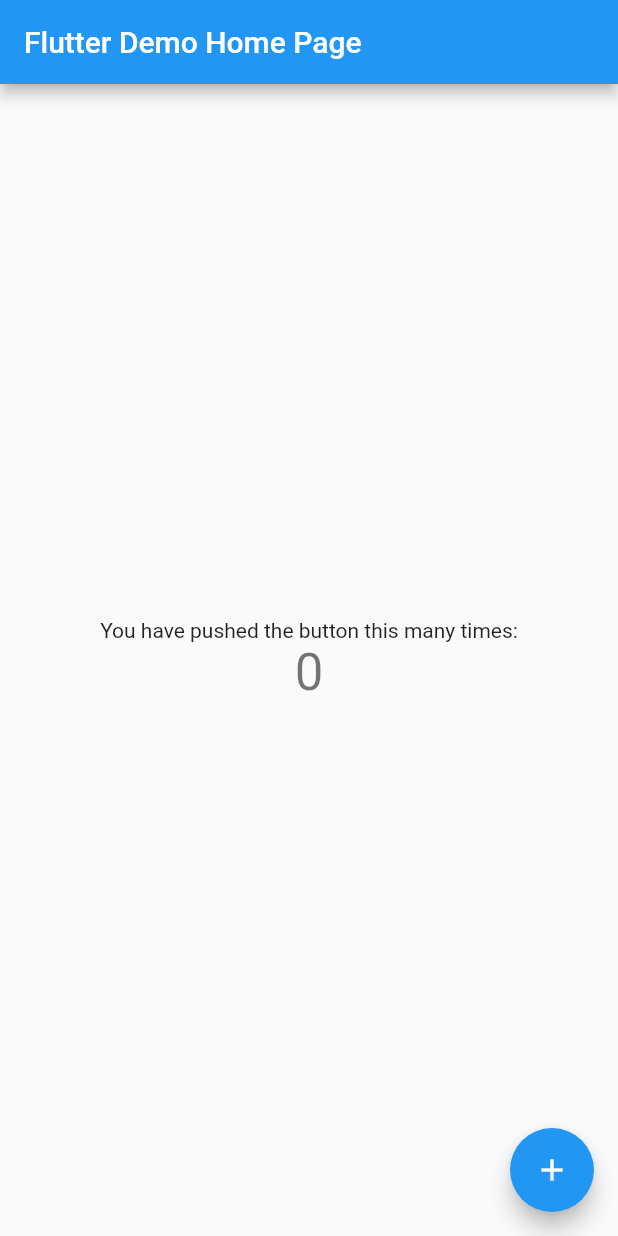
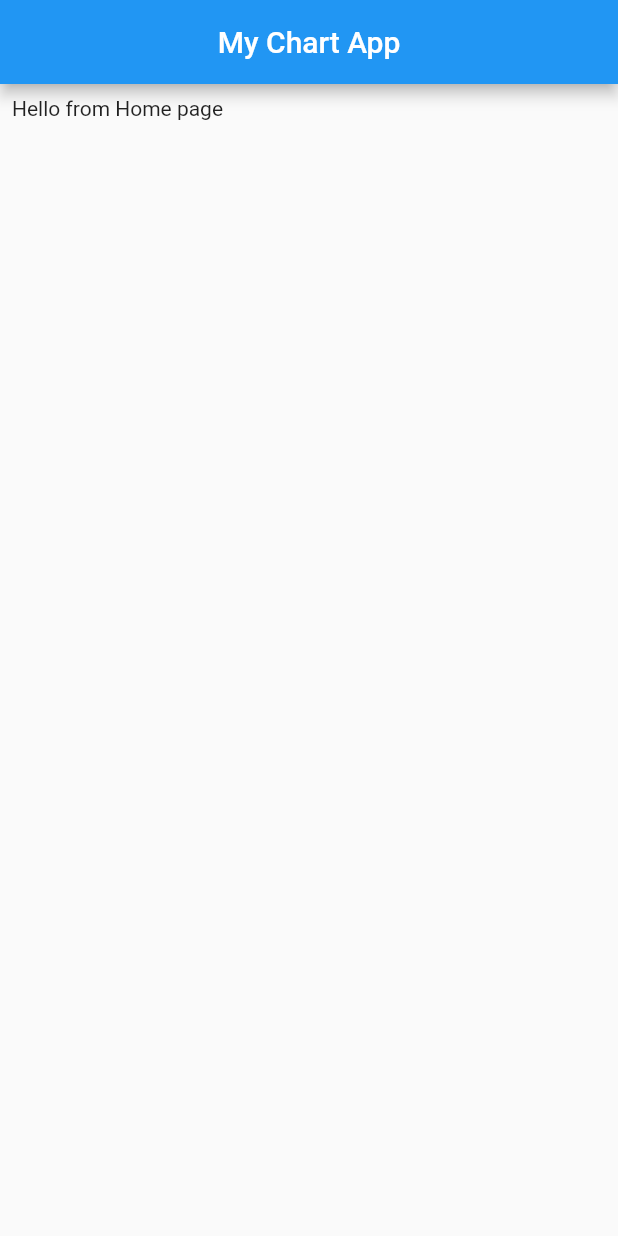
Before and after one commit to ShariyarAbeer/mychart, a Flutter app: the screen it shows after launch, on a phone screen of 412 x 824 dp. Run offline on Flutter 3.47's test engine with Material 2 defaults, Android fonts, the phone set to English and light mode, and no system bars.

Commit message:
home page added

```diff
--- a/lib/main.dart
+++ b/lib/main.dart
@@ -1,113 +1,20 @@
 import 'package:flutter/material.dart';
+import 'package:mychart/pages/home_page.dart';
 
 void main() {
   runApp(MyApp());
 }
 
 class MyApp extends StatelessWidget {
-  // This widget is the root of your application.
+  static final String title = 'My Chart App';
   @override
   Widget build(BuildContext context) {
     return MaterialApp(
       title: 'Flutter Demo',
       theme: ThemeData(
-        // This is the theme of your application.
-        //
-        // Try running your application with "flutter run". You'll see the
-        // application has a blue toolbar. Then, without quitting the app, try
-        // changing the primarySwatch below to Colors.green and then invoke
-        // "hot reload" (press "r" in the console where you ran "flutter run",
-        // or simply save your changes to "hot reload" in a Flutter IDE).
-        // Notice that the counter didn't reset back to zero; the application
-        // is not restarted.
         primarySwatch: Colors.blue,
       ),
-      home: MyHomePage(title: 'Flutter Demo Home Page'),
+      home: HomePage(),
     );
   }
 }
-
-class MyHomePage extends StatefulWidget {
-  MyHomePage({Key key, this.title}) : super(key: key);
-
-  // This widget is the home page of your application. It is stateful, meaning
-  // that it has a State object (defined below) that contains fields that affect
-  // how it looks.
-
-  // This class is the configuration for the state. It holds the values (in this
-  // case the title) provided by the parent (in this case the App widget) and
-  // used by the build method of the State. Fields in a Widget subclass are
-  // always marked "final".
-
-  final String title;
-
-  @override
-  _MyHomePageState createState() => _MyHomePageState();
-}
-
-class _MyHomePageState extends State<MyHomePage> {
-  int _counter = 0;
-
-  void _incrementCounter() {
-    setState(() {
-      // This call to setState tells the Flutter framework that something has
-      // changed in this State, which causes it to rerun the build method below
-      // so that the display can reflect the updated values. If we changed
-      // _counter without calling setState(), then the build method would not be
-      // called again, and so nothing would appear to happen.
-      _counter++;
-    });
-  }
-
-  @override
-  Widget build(BuildContext context) {
-    // This method is rerun every time setState is called, for instance as done
-    // by the _incrementCounter method above.
-    //
-    // The Flutter framework has been optimized to make rerunning build methods
-    // fast, so that you can just rebuild anything that needs updating rather
-    // than having to individually change instances of widgets.
-    return Scaffold(
-      appBar: AppBar(
-        // Here we take the value from the MyHomePage object that was created by
-        // the App.build method, and use it to set our appbar title.
-        title: Text(widget.title),
-      ),
-      body: Center(
-        // Center is a layout widget. It takes a single child and positions it
-        // in the middle of the parent.
-        child: Column(
-          // Column is also a layout widget. It takes a list of children and
-          // arranges them vertically. By default, it sizes itself to fit its
-          // children horizontally, and tries to be as tall as its parent.
-          //
-          // Invoke "debug painting" (press "p" in the console, choose the
-          // "Toggle Debug Paint" action from the Flutter Inspector in Android
-          // Studio, or the "Toggle Debug Paint" command in Visual Studio Code)
-          // to see the wireframe for each widget.
-          //
-          // Column has various properties to control how it sizes itself and
-          // how it positions its children. Here we use mainAxisAlignment to
-          // center the children vertically; the main axis here is the vertical
-          // axis because Columns are vertical (the cross axis would be
-          // horizontal).
-          mainAxisAlignment: MainAxisAlignment.center,
-          children: <Widget>[
-            Text(
-              'You have pushed the button this many times:',
-            ),
-            Text(
-              '$_counter',
-              style: Theme.of(context).textTheme.headline4,
-            ),
-          ],
-        ),
-      ),
-      floatingActionButton: FloatingActionButton(
-        onPressed: _incrementCounter,
-        tooltip: 'Increment',
-        child: Icon(Icons.add),
-      ), // This trailing comma makes auto-formatting nicer for build methods.
-    );
-  }
-}
--- /dev/null
+++ b/lib/pages/home_page.dart
@@ -0,0 +1,20 @@
+import 'package:flutter/material.dart';
+
+import '../main.dart';
+
+class HomePage extends StatelessWidget {
+  @override
+  Widget build(BuildContext context) => Scaffold(
+        appBar: AppBar(title: Text(MyApp.title), centerTitle: true),
+        body: Padding(
+          padding: const EdgeInsets.all(8),
+          child: PageView(
+            children: [
+              Container(
+                child: Text("Hello from Home page"),
+              )
+            ],
+          ),
+        ),
+      );
+}
```
